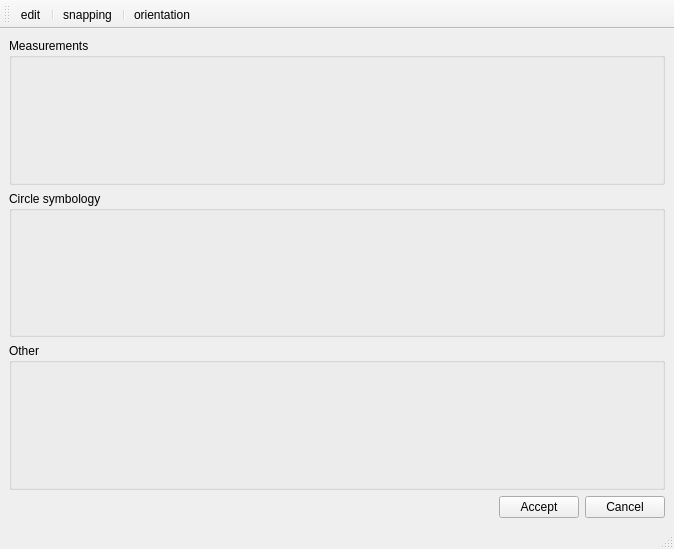
Qt form core/ui/toolbars/edit/dimensioning.ui (Giswater/giswater_qgis_plugin) before a commit.
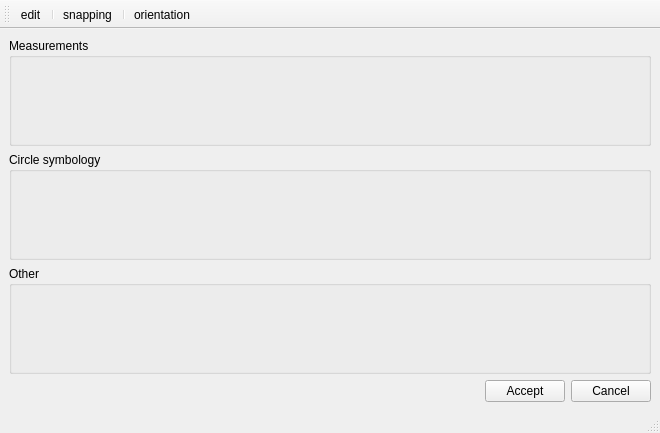
The same form after that commit. Icons and pictures are not drawn.

Commit message:
style(ui): add lyt_buttons QGridLayout for all dialogs.
# Cherry-picked from 9fcf2481a2d87da33b8ae50d2bdb939909b3d67b

Diff of the .ui file:
```diff
--- a/core/ui/toolbars/edit/dimensioning.ui
+++ b/core/ui/toolbars/edit/dimensioning.ui
@@ -6,8 +6,8 @@
    <rect>
     <x>0</x>
     <y>0</y>
-    <width>674</width>
-    <height>549</height>
+    <width>660</width>
+    <height>433</height>
    </rect>
   </property>
   <widget class="QWidget" name="centralwidget">
@@ -56,8 +56,8 @@
      </layout>
     </item>
     <item row="1" column="0">
-     <layout class="QHBoxLayout" name="horizontalLayout">
-      <item>
+     <layout class="QGridLayout" name="lyt_buttons">
+      <item row="0" column="0">
        <spacer name="horizontalSpacer">
         <property name="orientation">
          <enum>Qt::Horizontal</enum>
@@ -70,14 +70,14 @@
         </property>
        </spacer>
       </item>
-      <item>
+      <item row="0" column="1">
        <widget class="QPushButton" name="btn_accept">
         <property name="text">
          <string>Accept</string>
         </property>
        </widget>
       </item>
-      <item>
+      <item row="0" column="2">
        <widget class="QPushButton" name="btn_cancel">
         <property name="text">
          <string>Cancel</string>
```
The commit also changes 58 other files.
